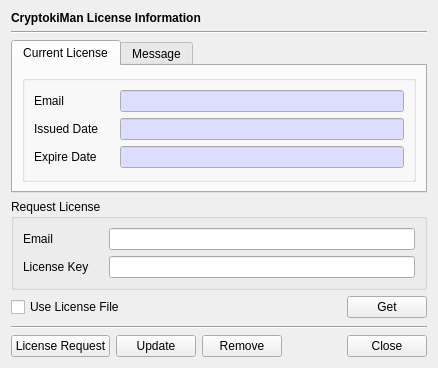
jykim74/CryptokiMan, file CryptokiMan/lcn_info_dlg.ui: the form before one commit.
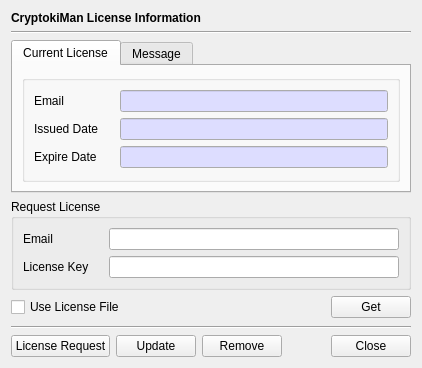
The form after the commit. The open tabs and pages were chosen to show the change. Icons and pictures are not drawn.

```diff
--- a/CryptokiMan/lcn_info_dlg.ui
+++ b/CryptokiMan/lcn_info_dlg.ui
@@ -6,7 +6,7 @@
    <rect>
     <x>0</x>
     <y>0</y>
-    <width>438</width>
+    <width>418</width>
     <height>368</height>
    </rect>
   </property>
@@ -35,6 +35,12 @@
    </item>
    <item>
     <widget class="QTabWidget" name="tabWidget">
+     <property name="minimumSize">
+      <size>
+       <width>400</width>
+       <height>0</height>
+      </size>
+     </property>
      <property name="currentIndex">
       <number>1</number>
      </property>
```
Left out of the diff: 2 changed lines with no effect on the pictures.
